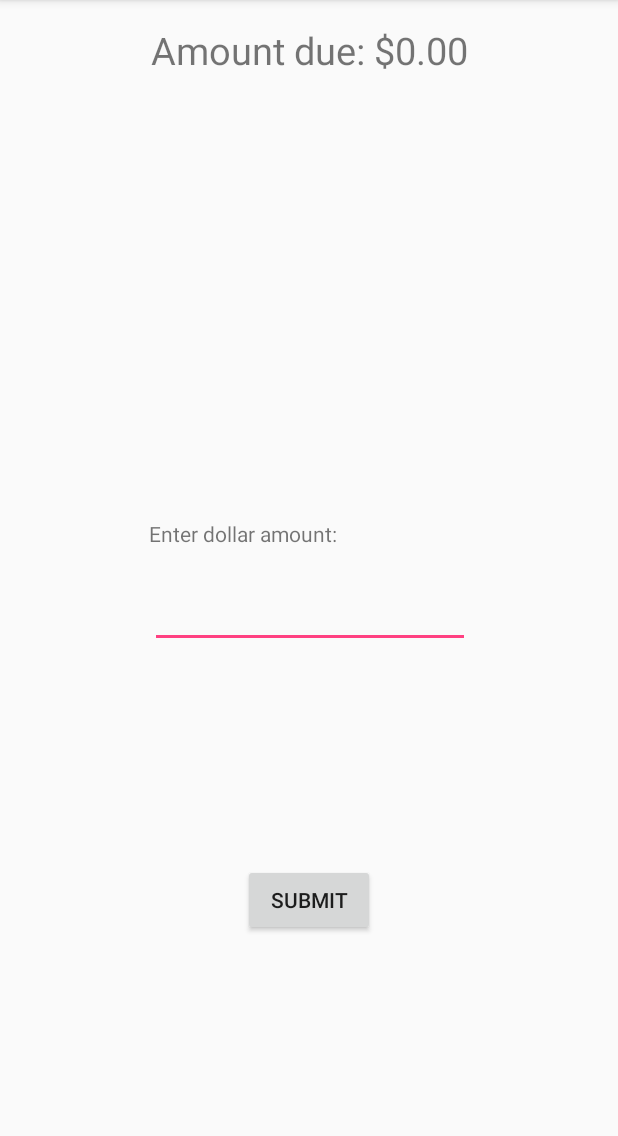
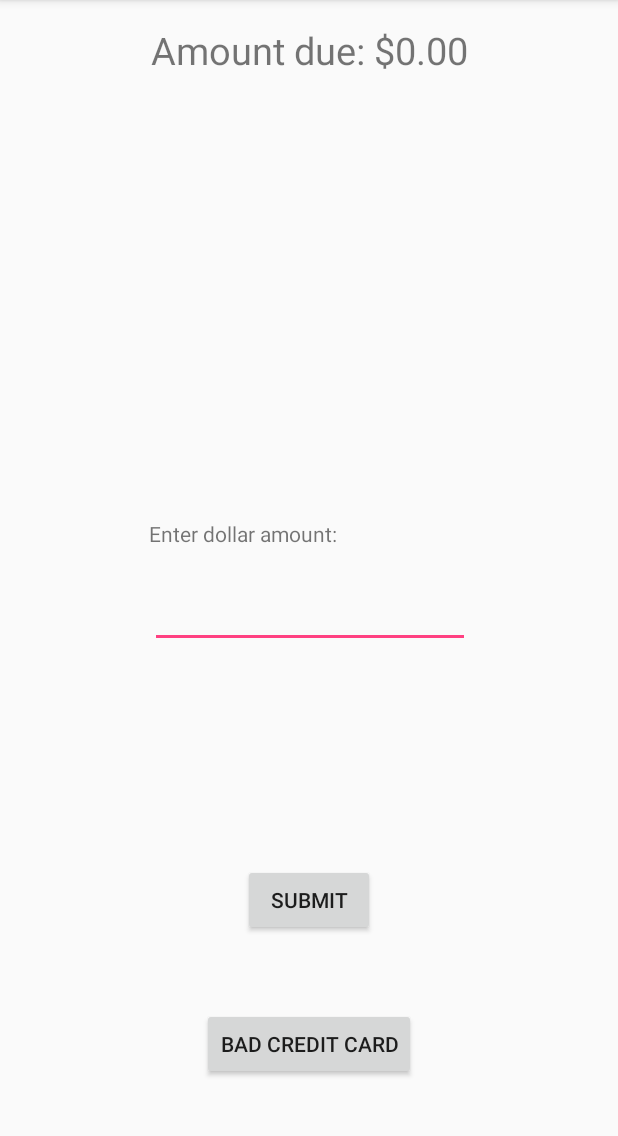
Before and after one commit to falco99/CodeDelta5, an Android app: the PaymentMsgActivity screen opened directly, with no data from a screen before it, on a phone screen of 412 x 824 dp, the part 84-1220 px from its top. Run offline under Robolectric (Android 15) with nearby library versions, the phone set to English and light mode, and no system bars; 1 statement that could not run was skipped.

Commit message:
Made button to simulate bad card info

```diff
--- a/app/src/main/java/com/example/pc/codedelta/PaymentActivity.java
+++ b/app/src/main/java/com/example/pc/codedelta/PaymentActivity.java
@@ -4,6 +4,7 @@ import android.content.Intent;
 import android.support.v7.app.AppCompatActivity;
 import android.os.Bundle;
 import android.view.View;
+import android.widget.ArrayAdapter;
 import android.widget.Spinner;
 import static android.R.id.message;
 
@@ -15,8 +16,6 @@ public class PaymentActivity extends AppCompatActivity {
         super.onCreate(savedInstanceState);
         setContentView(R.layout.activity_payment);
     }
-
-
 
 
 
--- a/app/src/main/java/com/example/pc/codedelta/PaymentMsgActivity.java
+++ b/app/src/main/java/com/example/pc/codedelta/PaymentMsgActivity.java
@@ -11,6 +11,7 @@ import android.widget.EditText;
 import android.widget.TextView;
 
 import java.text.NumberFormat;
+
 
 public class PaymentMsgActivity extends AppCompatActivity {
 
@@ -28,6 +29,7 @@ public class PaymentMsgActivity extends AppCompatActivity {
         final String invalid_pmnt = "Error: Invalid amount entered.";
         final String pay_prompt = "Enter dollar amount:";
         final String empty_holder = "";
+        final String bad_card = "Error: Invalid payment information.";
 
         // Capture the layout's TextView and set the string as its text
         TextView textView = (TextView) findViewById(R.id.textView);
@@ -35,6 +37,34 @@ public class PaymentMsgActivity extends AppCompatActivity {
 
         final EditText editText = (EditText) findViewById(R.id.editText2);
         Button btn = (Button) findViewById(R.id.button2);
+        Button btn2 = (Button) findViewById(R.id.button3);
+
+        btn2.setOnClickListener(
+                new View.OnClickListener() {
+                    public void onClick(View view) {
+                        editText.setText(empty_holder);
+                        new CountDownTimer(5000, 1000) {
+                            TextView textView2 = (TextView) findViewById(R.id.textView4);
+                            @Override
+                            public void onTick(long millisUntilFinished) {
+                                textView2.setTextColor(Color.RED);
+                                textView2.setText(bad_card);
+                            }
+
+                            @Override
+                            public void onFinish() {
+                                textView2.setTextColor(Color.BLACK);
+                                textView2.setText(pay_prompt);
+                            }
+
+                        }.start();
+
+
+
+                    }
+                });
+
+
         btn.setOnClickListener(
                 new View.OnClickListener() {
                     public void onClick(View view) {
@@ -42,7 +72,9 @@ public class PaymentMsgActivity extends AppCompatActivity {
                         String numberOnly = fieldVal.replaceAll("[^0-9,.]", "");
                         double fieldValDbl = Double.parseDouble(numberOnly);
                         if (fieldValDbl == cost) {
-                            editText.setText("suhhhh");
+                            //TODO: Delete from the database/array the payment that was successfully made
+                            finish();
+
                         } else {
                             editText.setText(empty_holder);
                             new CountDownTimer(5000, 1000) {
--- a/app/src/main/res/layout/activity_payment_msg.xml
+++ b/app/src/main/res/layout/activity_payment_msg.xml
@@ -61,5 +61,21 @@
         app:layout_constraintTop_toTopOf="parent"
         app:layout_constraintVertical_bias="0.461" />
 
+    <Button
+        android:id="@+id/button3"
+        android:layout_width="wrap_content"
+        android:layout_height="wrap_content"
+        android:layout_marginBottom="8dp"
+        android:layout_marginEnd="8dp"
+        android:layout_marginStart="8dp"
+        android:layout_marginTop="8dp"
+        android:text="Bad Credit Card"
+        app:layout_constraintBottom_toBottomOf="parent"
+        app:layout_constraintEnd_toEndOf="parent"
+        app:layout_constraintLeft_toLeftOf="parent"
+        app:layout_constraintRight_toRightOf="parent"
+        app:layout_constraintStart_toStartOf="parent"
+        app:layout_constraintTop_toBottomOf="@+id/button2" />
+
 
 </android.support.constraint.ConstraintLayout>
--- a/app/src/main/res/values/strings.xml
+++ b/app/src/main/res/values/strings.xml
@@ -48,6 +48,8 @@
     <string name = "enter_price">Enter dollar amount:</string>
     <string name = "empty_str"> </string>
     <string name = "invalid_payment">Error: Amounts do not match.</string>
+
+
     <string-array name="payment_array">
         <item>Bob Burnsmith $5.00</item>
         <item>Eliza Thornberry $3.11</item>
```
